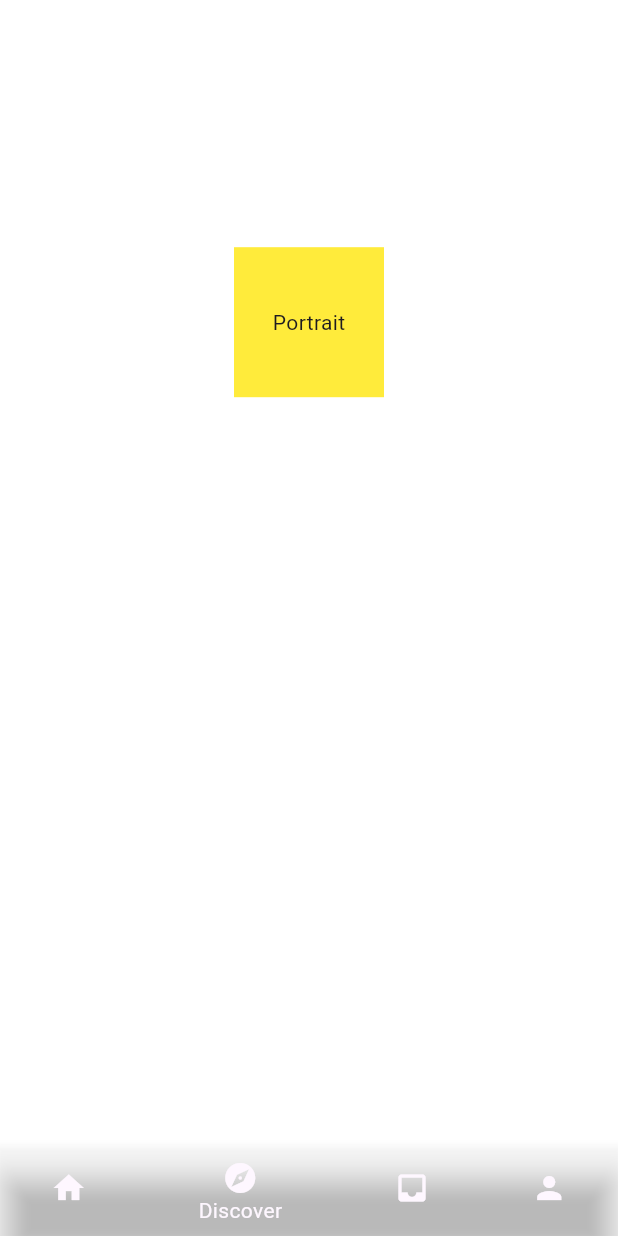
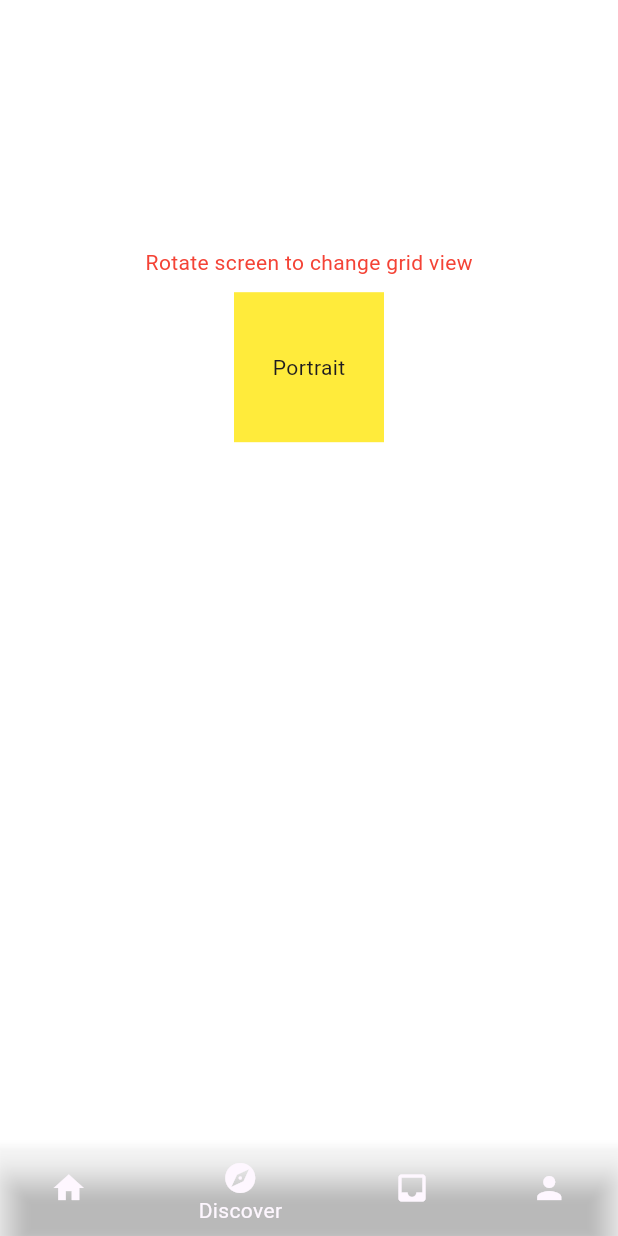
Before and after one commit to BowJaro/Flutter-Learning, a Flutter app: the screen it shows after launch, item 2 of the bottom bar chosen, on a phone screen of 412 x 824 dp. Run offline on Flutter 3.47's test engine with Material 3 defaults, Android fonts, the phone set to English and light mode, and no system bars.

```diff
--- a/basic_widgets/lib/pages/discover.dart
+++ b/basic_widgets/lib/pages/discover.dart
@@ -12,7 +12,17 @@ class _DiscoverTabState extends State<DiscoverTab> {
   Widget build(BuildContext context) {
     return const Center(
         child: Column(
-      children: [GridViewWidget(), OrientationBuilderWidget()],
+      children: [
+        GridViewWidget(),
+        Text(
+          "Rotate screen to change grid view",
+          style: TextStyle(color: Colors.red),
+        ),
+        SizedBox(
+          height: 10,
+        ),
+        OrientationBuilderWidget()
+      ],
     ));
   }
 }
--- a/basic_widgets/lib/pages/home.dart
+++ b/basic_widgets/lib/pages/home.dart
@@ -13,15 +13,12 @@ class _HomeTabState extends State<HomeTab> {
     return Scaffold(
       body: Stack(children: [
         Container(
-          // height: 200,
-          // width: 200,
           decoration: const BoxDecoration(
             image: DecorationImage(
               image: AssetImage('assets/images/wallpaper.jpg'),
               fit: BoxFit.cover,
             ),
           ),
-          // child: Image.asset('assets/images/wallpaper.jpg'),
         ),
         AppBar(
           backgroundColor: Colors.transparent,
```
